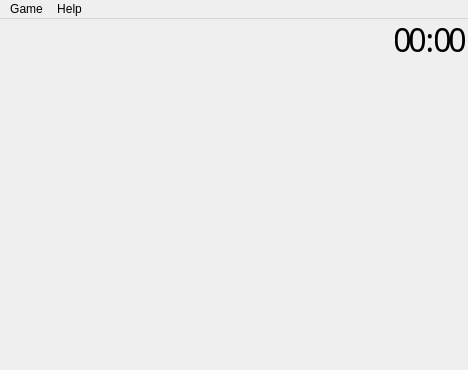
The window that mainwindow.ui (q-g-j/qminesweeper) describes before a commit, drawn with Qt 5.
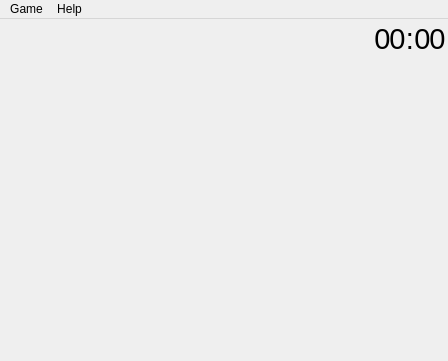
The same window after the commit.

```diff
--- a/mainwindow.ui
+++ b/mainwindow.ui
@@ -6,8 +6,8 @@
    <rect>
     <x>0</x>
     <y>0</y>
-    <width>468</width>
-    <height>370</height>
+    <width>448</width>
+    <height>361</height>
    </rect>
   </property>
   <property name="sizePolicy">
@@ -29,6 +29,11 @@
      <verstretch>0</verstretch>
     </sizepolicy>
    </property>
+   <property name="styleSheet">
+    <string notr="true">QWidget:focus {
+    outline: none;
+}</string>
+   </property>
    <layout class="QVBoxLayout" name="verticalLayout">
     <property name="spacing">
      <number>0</number>
@@ -234,9 +239,7 @@
          </property>
          <property name="font">
           <font>
-           <family>Noto Sans Condensed Medium</family>
-           <pointsize>24</pointsize>
-           <weight>50</weight>
+           <pointsize>22</pointsize>
            <bold>false</bold>
           </font>
          </property>
@@ -281,9 +284,7 @@
          </property>
          <property name="font">
           <font>
-           <family>Noto Sans Condensed Medium</family>
-           <pointsize>24</pointsize>
-           <weight>50</weight>
+           <pointsize>22</pointsize>
            <bold>false</bold>
           </font>
          </property>
@@ -322,9 +323,7 @@
          </property>
          <property name="font">
           <font>
-           <family>Noto Sans Condensed Medium</family>
-           <pointsize>24</pointsize>
-           <weight>50</weight>
+           <pointsize>22</pointsize>
            <bold>false</bold>
           </font>
          </property>
@@ -369,9 +368,7 @@
          </property>
          <property name="font">
           <font>
-           <family>Noto Sans Condensed Medium</family>
-           <pointsize>24</pointsize>
-           <weight>50</weight>
+           <pointsize>22</pointsize>
            <bold>false</bold>
           </font>
          </property>
@@ -416,9 +413,7 @@
          </property>
          <property name="font">
           <font>
-           <family>Noto Sans Condensed Medium</family>
-           <pointsize>24</pointsize>
-           <weight>50</weight>
+           <pointsize>22</pointsize>
            <bold>false</bold>
           </font>
          </property>
@@ -476,8 +471,8 @@
     <rect>
      <x>0</x>
      <y>0</y>
-     <width>468</width>
-     <height>30</height>
+     <width>448</width>
+     <height>21</height>
     </rect>
    </property>
    <widget class="QMenu" name="menuGame">
```
Left out of the diff: 3 changed lines with no effect on the pictures.
